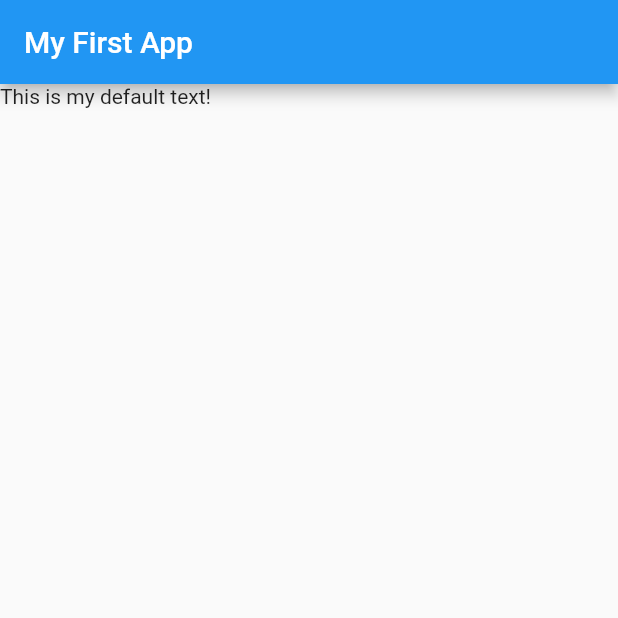
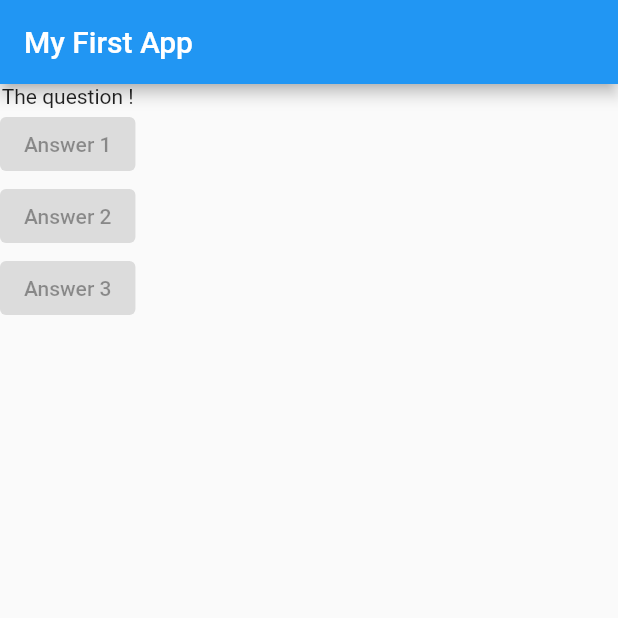
Before and after one commit to godomainz/flutter_quiz_app, a Flutter app: the screen it shows after launch, on a phone screen of 412 x 824 dp, the top half of it. Run offline on Flutter 3.47's test engine with Material 2 defaults, Android fonts, the phone set to English and light mode, and no system bars.

Commit message:
015 Adding Layout Widgets

```diff
--- a/lib/main.dart
+++ b/lib/main.dart
@@ -5,12 +5,23 @@ void main() => runApp(MyApp());
 class MyApp extends StatelessWidget {
   @override
   Widget build(BuildContext context) {
+    var questions = [
+      "What`s your favorite color?",
+      "What's your favorite animal?"
+    ];
     return MaterialApp(
       home: Scaffold(
         appBar: AppBar(
           title: Text('My First App'),
         ),
-        body: Text('This is my default text!'),
+        body: Column(
+          children: [
+            Text("The question !"),
+            ElevatedButton(onPressed: null, child: Text('Answer 1')),
+            ElevatedButton(onPressed: null, child: Text('Answer 2')),
+            ElevatedButton(onPressed: null, child: Text('Answer 3')),
+          ],
+        ),
       ),
     );
   }
```
